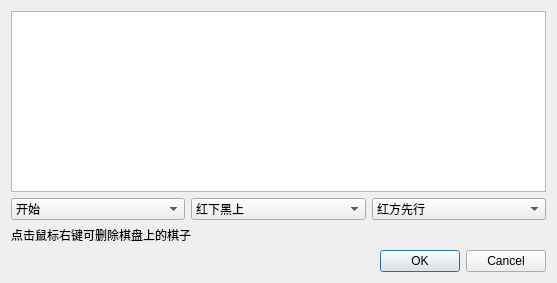
The window that projects/gui/ui/boardeditor.ui (leedavid/GGguiX) describes before a commit, drawn with Qt 5.
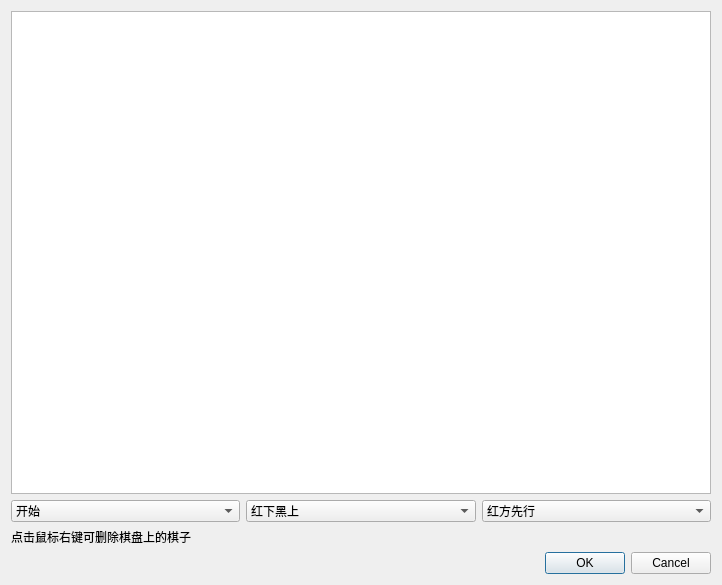
The same window after the commit.

Patch:
```diff
--- a/projects/gui/ui/boardeditor.ui
+++ b/projects/gui/ui/boardeditor.ui
@@ -6,8 +6,8 @@
    <rect>
     <x>0</x>
     <y>0</y>
-    <width>557</width>
-    <height>283</height>
+    <width>722</width>
+    <height>585</height>
    </rect>
   </property>
   <property name="sizePolicy">
```
